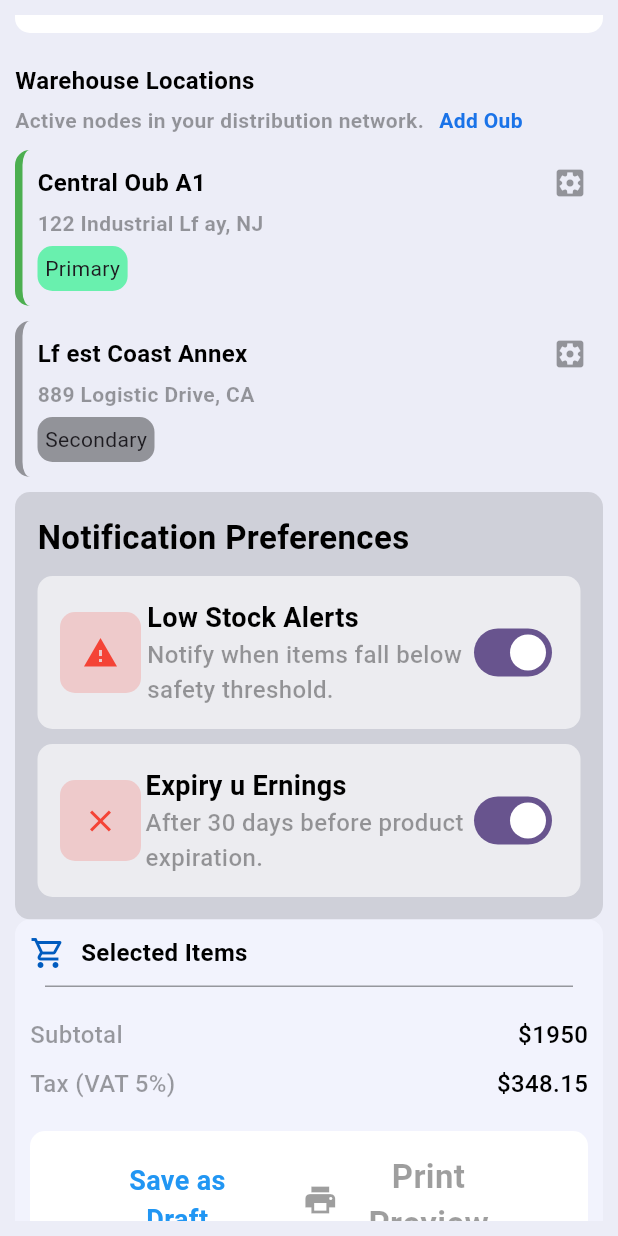
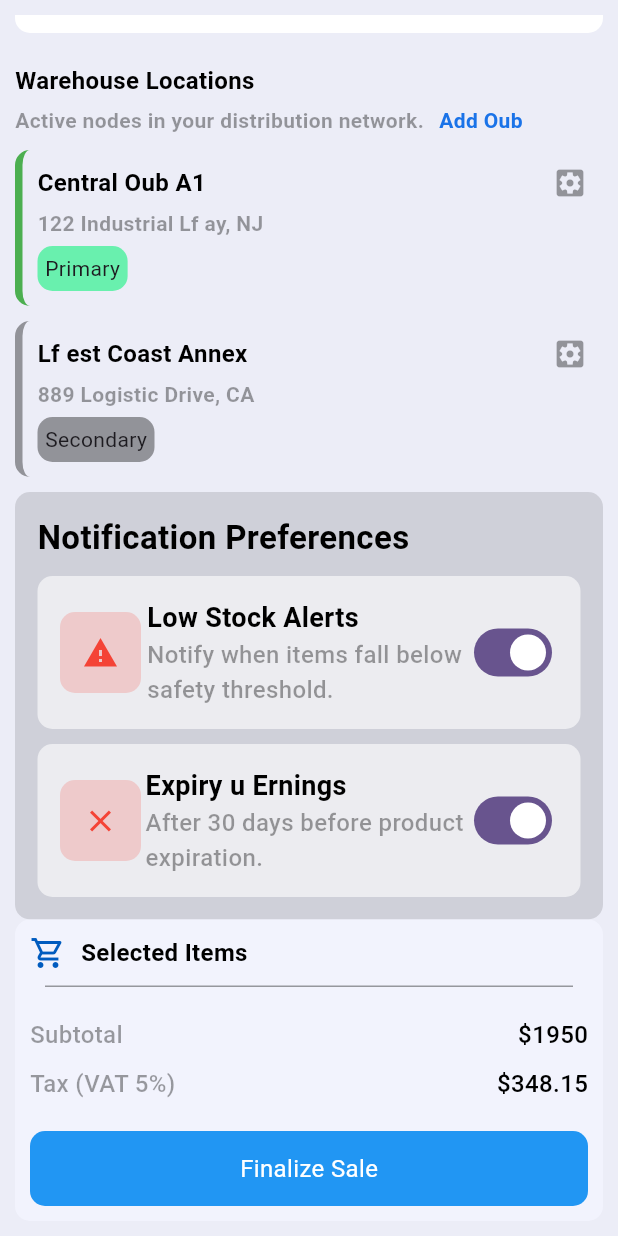
Before and after one commit to foysal012/smart_grocery_manager, a Flutter app: the MoreScreen screen opened directly, scrolled down 477 dp, on a phone screen of 412 x 824 dp. Run offline on Flutter 3.47's test engine with Material 3 defaults, Android fonts, the phone set to English and light mode, and no system bars; our stand-ins replace gap, material_symbols_icons, syncfusion_flutter_charts; missing offline and left inert: d_chart.

Commit message:
issue fixing

```diff
--- a/lib/bottom_nav_bar/more/more_screen.dart
+++ b/lib/bottom_nav_bar/more/more_screen.dart
@@ -486,46 +486,6 @@ class _MoreScreenState extends State<MoreScreen> {
                       Gap(20.0),
 
                       Container(
-                        height: 160,
-                        padding: EdgeInsets.all(15.0),
-                        decoration: BoxDecoration(
-                            borderRadius: BorderRadius.all(Radius.circular(10.0)),
-                            color: Colors.white
-                        ),
-                        child: Column(
-                          children: [
-                            Row(
-                              mainAxisAlignment: MainAxisAlignment.spaceEvenly,
-                              children: [
-                                Text('Save as\nDraft',
-                                  textAlign: TextAlign.center,
-                                  style: TextStyle(
-                                      fontSize: 18,
-                                      color: Colors.blue,
-                                      fontWeight: FontWeight.bold
-                                  ),
-                                ),
-
-                                Row(
-                                  children: [
-                                    Icon(Icons.print, color: Colors.black38),
-                                    Gap(20.0),
-
-                                    Text('Print\nPreview',
-                                        textAlign: TextAlign.center,
-                                        style: TextStyle(
-                                            fontSize: 22,
-                                            color: Colors.black38,
-                                            fontWeight: FontWeight.bold
-                                        )
-                                    )
-                                  ],
-                                )
-                              ],
-                            ),
-                            Gap(10.0),
-
-                            Container(
                         height: 50,
                         decoration: BoxDecoration(
                             color: Colors.blue,
@@ -544,9 +504,6 @@ class _MoreScreenState extends State<MoreScreen> {
                 )
               ],
             ),
-                )
-              ],
-            ),
           ),
         )
     );
```
Lines whose indentation alone changed are shown as unchanged.
